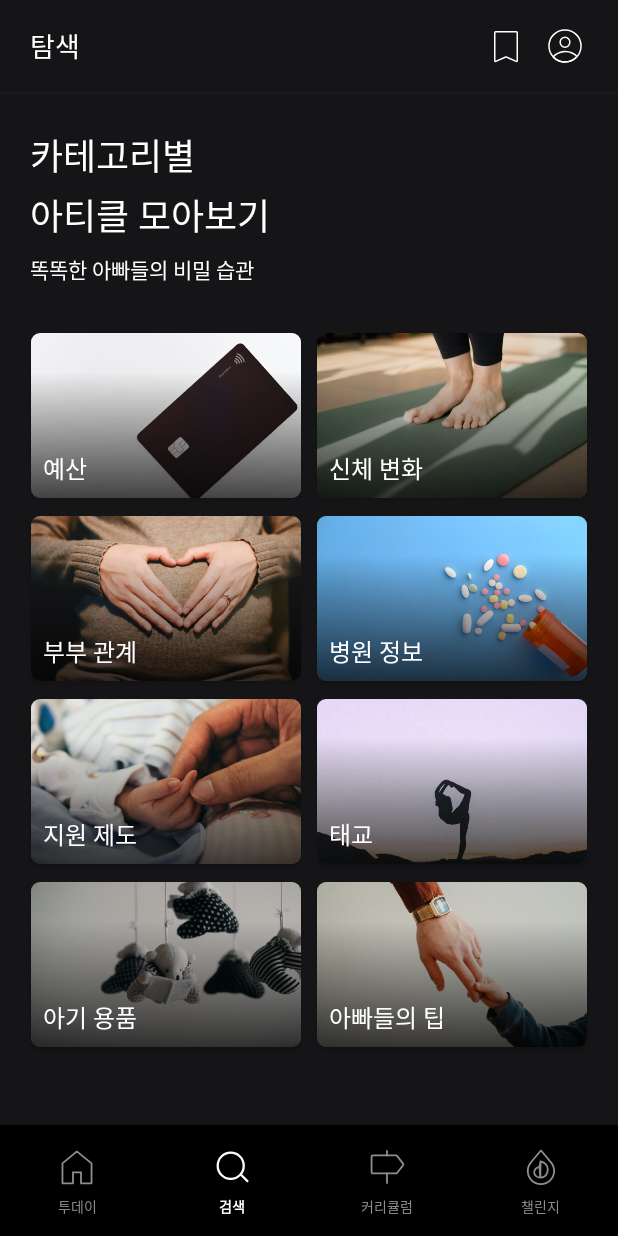
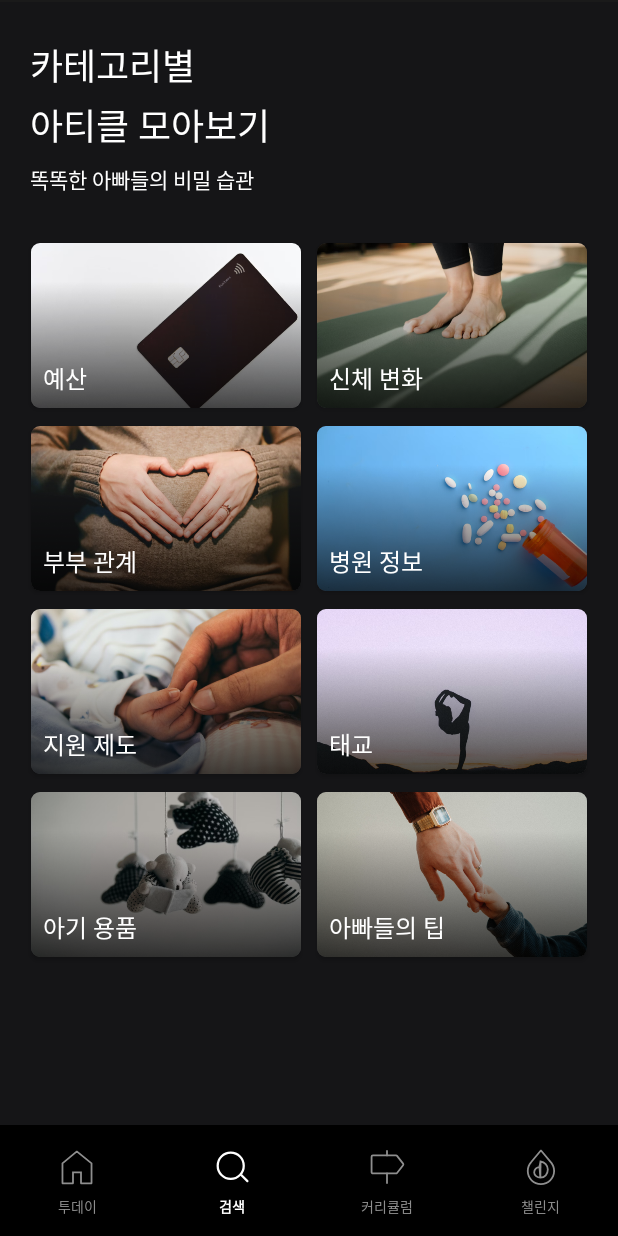
Before and after one commit to Team-LionHeart/LionHeart-AOS, an Android app: the SearchFragment screen opened through its navigation route, on a phone screen of 412 x 824 dp. Run offline under Robolectric (Android 15) with nearby library versions, the phone set to English and light mode, and no system bars; our stand-ins replace data binding, navigation-ui.

Commit message:
#22 fix : remove Search Fragment Top Nav

```diff
--- a/app/src/main/res/layout/fragment_search.xml
+++ b/app/src/main/res/layout/fragment_search.xml
@@ -11,93 +11,53 @@
         android:layout_width="match_parent"
         android:layout_height="match_parent">
 
-        <androidx.constraintlayout.widget.ConstraintLayout
-            android:id="@+id/layout_search_header"
+        <View
+            android:id="@+id/v_search_divider"
             android:layout_width="0dp"
-            android:layout_height="wrap_content"
+            android:layout_height="1dp"
+            android:background="@color/gray_1000"
             app:layout_constraintEnd_toEndOf="parent"
             app:layout_constraintStart_toStartOf="parent"
-            app:layout_constraintTop_toTopOf="parent">
-
-            <TextView
-                style="@style/TextAppearance.LionHeart.Head4"
-                android:layout_width="wrap_content"
-                android:layout_height="wrap_content"
-                android:layout_marginVertical="17dp"
-                android:layout_marginStart="20dp"
-                android:text="@string/search_header_title"
-                app:layout_constraintBottom_toBottomOf="parent"
-                app:layout_constraintStart_toStartOf="parent"
-                app:layout_constraintTop_toTopOf="parent" />
-
-            <ImageView
-                android:id="@+id/iv_search_bookmark"
-                android:layout_width="wrap_content"
-                android:layout_height="wrap_content"
-                android:layout_marginEnd="7dp"
-                android:src="@drawable/ic_search_header_bookmark"
-                app:layout_constraintBottom_toBottomOf="parent"
-                app:layout_constraintEnd_toStartOf="@id/iv_search_mypage"
-                app:layout_constraintTop_toTopOf="parent" />
-
-            <ImageView
-                android:id="@+id/iv_search_mypage"
-                android:layout_width="wrap_content"
-                android:layout_height="wrap_content"
-                android:layout_marginEnd="19dp"
-                android:src="@drawable/ic_search_header_mypage"
-                app:layout_constraintBottom_toBottomOf="parent"
-                app:layout_constraintEnd_toEndOf="parent"
-                app:layout_constraintTop_toTopOf="parent" />
-
-        </androidx.constraintlayout.widget.ConstraintLayout>
-
-        <View
-            android:layout_width="0dp"
-            android:layout_height="1dp"
-            app:layout_constraintStart_toStartOf="parent"
-            app:layout_constraintEnd_toEndOf="parent"
-            app:layout_constraintTop_toBottomOf="@id/layout_search_header"
-            android:background="@color/gray_1000"/>
+            app:layout_constraintTop_toTopOf="parent" />
 
         <TextView
             android:id="@+id/tv_search_title"
             style="@style/TextAppearance.LionHeart.Head2"
             android:layout_width="wrap_content"
             android:layout_height="wrap_content"
+            android:layout_marginStart="20dp"
             android:layout_marginTop="24dp"
-            android:layout_marginStart="20dp"
             android:text="카테고리별\n아티클 모아보기"
             app:layout_constraintStart_toStartOf="parent"
-            app:layout_constraintTop_toBottomOf="@id/layout_search_header" />
+            app:layout_constraintTop_toBottomOf="@id/v_search_divider" />
 
         <TextView
             android:id="@+id/tv_search_subtitle"
             style="@style/TextAppearance.LionHeart.Body3_Regular"
             android:layout_width="wrap_content"
             android:layout_height="wrap_content"
+            android:layout_marginStart="20dp"
             android:layout_marginTop="8dp"
+            android:layout_marginBottom="16dp"
             android:text="똑똑한 아빠들의 비밀 습관"
-            android:layout_marginStart="20dp"
+            app:layout_constraintBottom_toTopOf="@id/rv_search_category"
             app:layout_constraintStart_toStartOf="parent"
-            app:layout_constraintTop_toBottomOf="@id/tv_search_title"
-            android:layout_marginBottom="16dp"
-            app:layout_constraintBottom_toTopOf="@id/rv_search_category"/>
+            app:layout_constraintTop_toBottomOf="@id/tv_search_title" />
 
         <androidx.recyclerview.widget.RecyclerView
             android:id="@+id/rv_search_category"
-            android:paddingHorizontal="15dp"
             android:layout_width="0dp"
             android:layout_height="0dp"
-            app:spanCount="2"
             android:clipToPadding="false"
+            android:paddingHorizontal="15dp"
             android:paddingTop="16dp"
             app:layoutManager="androidx.recyclerview.widget.GridLayoutManager"
-            tools:listitem="@layout/item_search_category"
+            app:layout_constraintBottom_toBottomOf="parent"
+            app:layout_constraintEnd_toEndOf="parent"
             app:layout_constraintStart_toStartOf="parent"
-            app:layout_constraintEnd_toEndOf="parent"
             app:layout_constraintTop_toBottomOf="@id/tv_search_subtitle"
-            app:layout_constraintBottom_toBottomOf="parent"/>
+            app:spanCount="2"
+            tools:listitem="@layout/item_search_category" />
 
     </androidx.constraintlayout.widget.ConstraintLayout>
 </layout>
```
